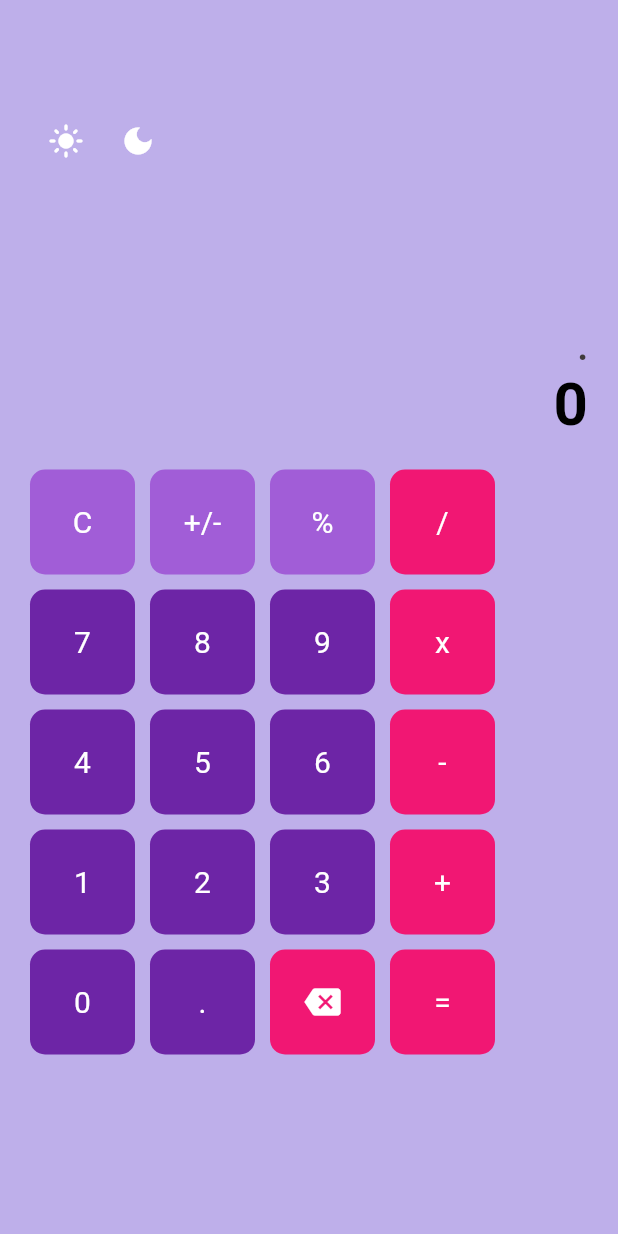
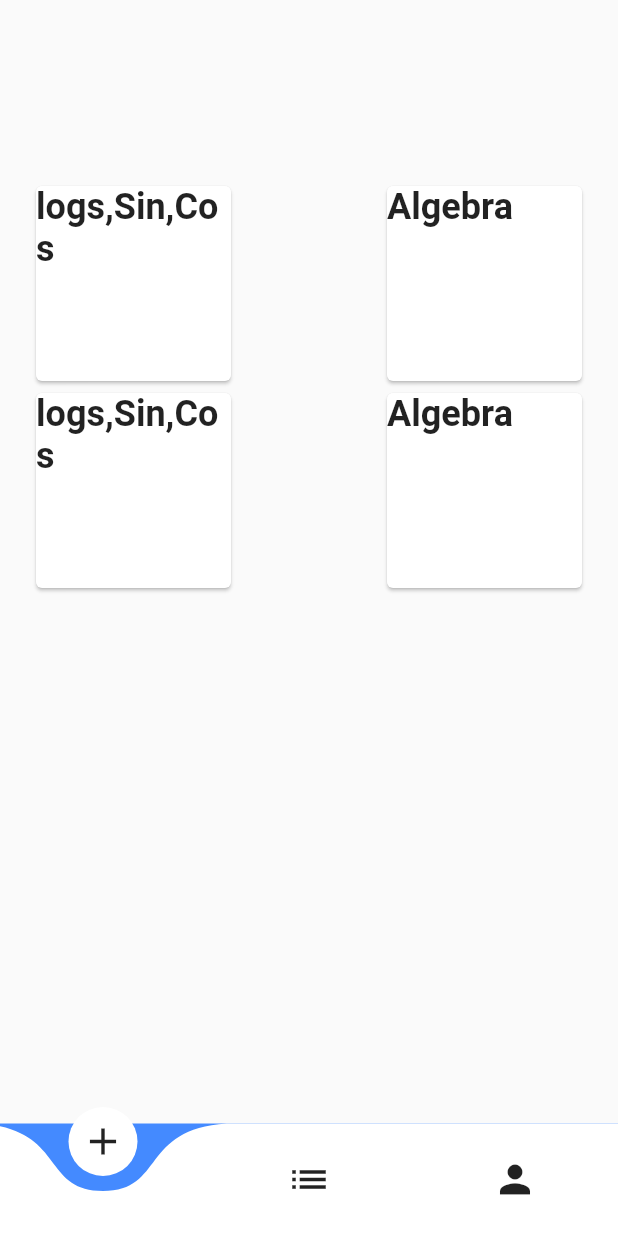
Before and after one commit to kiprotichcollins254/flutterCalcApp, a Flutter app: the screen it shows after launch, item 2 of the bottom bar chosen, on a phone screen of 412 x 824 dp. Run offline on Flutter 3.47's test engine with Material 2 defaults, Android fonts, the phone set to English and light mode, and no system bars; drawn by our look-alikes of curved_navigation_bar; our stand-ins replace fluttertoast, math_expressions.

```diff
--- /dev/null
+++ b/lib/advanced.dart
@@ -0,0 +1,180 @@
+import 'package:curved_navigation_bar/curved_navigation_bar.dart';
+import 'package:flutter/material.dart';
+import 'package:fluttertoast/fluttertoast.dart';
+
+// class AdvancedPage extends StatelessWidget{
+//   const AdvancedPage({Key? key}) : super(key: key);
+//
+//   @override
+//   Widget build(BuildContext context){
+//     return  const MaterialApp(
+//       title: 'Advanced Calculator Page',
+//       home: MyAdvancedPage(title:'Advanced Calculator Page'),
+//     );
+//   }
+// }
+class MyAdvancedPage extends StatefulWidget{
+  const MyAdvancedPage({Key? key, required this.title}) : super(key: key);
+  final String title;
+
+  @override
+  State<MyAdvancedPage> createState() => _MyAdvancedPageState();
+}
+
+class _MyAdvancedPageState extends State<MyAdvancedPage>{
+
+  void _navigateApplication(int index){
+    if(index == 0){
+      Navigator.pushNamed(context, '/');
+    }
+    if(index == 1){
+      Navigator.pushNamed(context, '/advanced');
+    }
+    if(index == 2){
+      Navigator.pushNamed(context, '/');
+    }
+  }
+
+  @override
+  Widget build(BuildContext context){
+    return
+         Scaffold(
+           bottomNavigationBar: CurvedNavigationBar(
+             backgroundColor: Colors.blueAccent,
+             items: const <Widget>[
+               Icon(Icons.add, size: 30),
+               Icon(Icons.list, size: 30),
+               Icon(Icons.person, size: 30),
+             ],
+             onTap: _navigateApplication,
+           ),
+           body: Container(
+             padding: const EdgeInsets.all(20),
+             margin : const EdgeInsets.only(top: 100),
+             child: Column(
+
+               children: [
+                 Row(
+                   mainAxisAlignment: MainAxisAlignment.spaceBetween,
+                   children: [
+                     Card(
+
+                       child: InkWell(
+                         splashColor: Colors.blue.withAlpha(30),
+                         onTap: () {
+                           Fluttertoast.showToast(
+                             msg: "Navigate to logs,Sin,Cos",
+                             gravity: ToastGravity.CENTER,
+                             timeInSecForIosWeb: 1,
+                           );
+                         },
+                         child: const SizedBox(
+                           height: 130,
+                           width: 130,
+                           child: Text(
+                             'logs,Sin,Cos',
+                             style: TextStyle(
+                               fontSize: 24,
+                               fontWeight: FontWeight.bold,
+
+                             ),
+                           ),
+                         ),
+
+
+                       ),
+                     ),
+                     Card(
+
+                       child: InkWell(
+                         splashColor: Colors.blue.withAlpha(30),
+                         onTap: () {
+                           Fluttertoast.showToast(
+                             msg: "Navigate to Algebra",
+                             gravity: ToastGravity.CENTER,
+                             timeInSecForIosWeb: 1,
+                           );
+                         },
+                         child: const SizedBox(
+                           height: 130,
+                           width: 130,
+                           child: Text(
+                             'Algebra',
+                             style: TextStyle(
+                               fontSize: 24,
+                               fontWeight: FontWeight.bold,
+
+                             ),
+                           ),
+                         ),
+
+
+                       ),
+                     )
+                   ],
+                 ),
+                 Row(
+                   mainAxisAlignment: MainAxisAlignment.spaceBetween,
+                   children: [
+                     Card(
+
+                       child: InkWell(
+                         splashColor: Colors.blue.withAlpha(30),
+                         onTap: () {
+                           Fluttertoast.showToast(
+                             msg: "Navigate to logs,Sin,Cos",
+                             gravity: ToastGravity.CENTER,
+                             timeInSecForIosWeb: 1,
+                           );
+                         },
+                         child: const SizedBox(
+                           height: 130,
+                           width: 130,
+                           child: Text(
+                             'logs,Sin,Cos',
+                             style: TextStyle(
+                               fontSize: 24,
+                               fontWeight: FontWeight.bold,
+
+                             ),
+                           ),
+                         ),
+
+
+                       ),
+                     ),
+                     Card(
+
+                       child: InkWell(
+                         splashColor: Colors.blue.withAlpha(30),
+                         onTap: () {
+                           Fluttertoast.showToast(
+                             msg: "Navigate to Algebra",
+                             gravity: ToastGravity.CENTER,
+                             timeInSecForIosWeb: 1,
+                           );
+                         },
+                         child: const SizedBox(
+                           height: 130,
+                           width: 130,
+                           child: Text(
+                             'Algebra',
+                             style: TextStyle(
+                               fontSize: 24,
+                               fontWeight: FontWeight.bold,
+
+                             ),
+                           ),
+                         ),
+
+
+                       ),
+                     )
+                   ],
+                 ),
+               ],
+             ),
+           ),
+         );
+  }
+}
--- a/pubspec.yaml
+++ b/pubspec.yaml
@@ -36,6 +36,9 @@ dependencies:
   cupertino_icons: ^1.0.2
   english_words: ^4.0.0
   math_expressions: ^2.3.1
+  fluttertoast: ^8.0.9
+  curved_navigation_bar: ^1.0.3
+
 
 dev_dependencies:
   flutter_test:
```
Also changed, not shown: lib/main.dart (+29 -2 lines), pubspec.lock.
